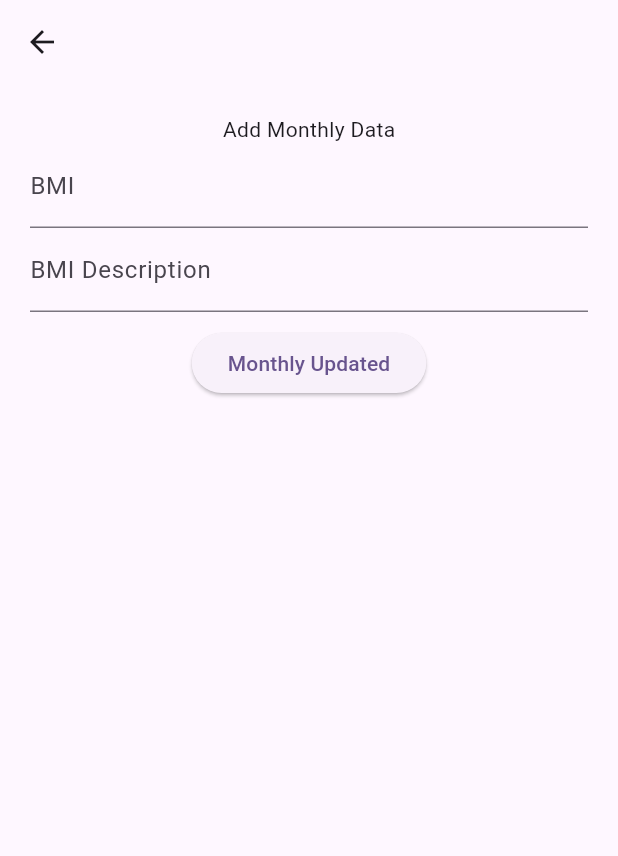
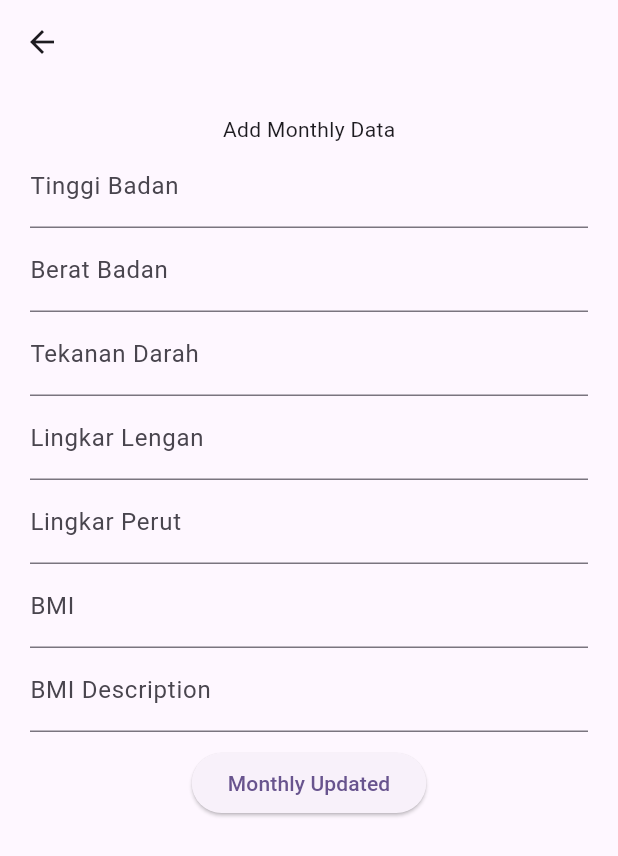
Before and after one commit to MRidhoPS/Posrem_App, a Flutter app: the AddMonthlyData screen opened directly, after a tap on "Monthly Updated", on a phone screen of 412 x 824 dp. Shown: the top 856 px of the screen. Run offline on Flutter 3.47's test engine with Material 3 defaults, Android fonts, the phone set to English and light mode, and no system bars; our stand-ins replace cloud_firestore, firebase_core, google_fonts; accounts and stored records are empty.

Commit message:
fixing monthly and add user

```diff
--- /dev/null
+++ b/lib/components/button_create_user.dart
@@ -0,0 +1,70 @@
+import 'package:flutter/material.dart';
+import 'package:posrem_webapp/controller/input_controller.dart';
+import 'package:posrem_webapp/database/firebase_database.dart';
+import 'package:posrem_webapp/page/home_user.dart';
+import 'package:posrem_webapp/provider/list_provider.dart';
+import 'package:provider/provider.dart';
+
+ElevatedButton submitAddUser(BuildContext context) {
+  return ElevatedButton(
+    onPressed: () {
+      try {
+        DatabaseServices().createUser(
+          nameController.text,
+          genderController.text,
+          bornController.text,
+          religionController.text,
+          addressController.text,
+          educationController.text,
+          phoneNumController.text,
+        );
+
+        context.read<ListProvider>().fethAllUser();
+
+        Navigator.pushReplacement(
+            context,
+            MaterialPageRoute(
+              builder: (context) => const HomePage(),
+            ));
+      } catch (e) {
+        AlertDialog(title: Text(e.toString()));
+      }
+    },
+    child: const Text("Add User"),
+  );
+}
+
+ElevatedButton submitMonthlyData(BuildContext context, id) {
+  return ElevatedButton(
+    onPressed: () {
+      try {
+        DatabaseServices().addMonthlyData(
+          id,
+          tbController.text,
+          bbController.text,
+          tdController.text,
+          lilaController.text,
+          lpController.text,
+          bmiController.text,
+          bmiDescController.text,
+        );
+
+        context.read<ListProvider>().fethAllUser();
+        Navigator.of(context).pushReplacement(MaterialPageRoute(
+          builder: (context) => const HomePage(),
+        ));
+
+        tbController.clear();
+        bbController.clear();
+        tdController.clear();
+        lilaController.clear();
+        lpController.clear();
+        bmiController.clear();
+        bmiDescController.clear();
+      } catch (e) {
+        AlertDialog(title: Text(e.toString()));
+      }
+    },
+    child: const Text("Monthly Updated"),
+  );
+}
--- a/lib/components/widget_list.dart
+++ b/lib/components/widget_list.dart
@@ -33,9 +33,7 @@ class DataUsers extends StatelessWidget {
                       ),
                     );
                   },
-                  trailing: Text(user['id']),
                   title: Text(user['name'] ?? 'No Name'),
-                  subtitle: Text('Marital: ${user['marital'] ?? 'No marital'}'),
                 );
               },
             );
--- a/lib/controller/input_controller.dart
+++ b/lib/controller/input_controller.dart
@@ -1,8 +1,18 @@
 import 'package:flutter/material.dart';
 
 TextEditingController nameController = TextEditingController();
-TextEditingController maritalController = TextEditingController();
+TextEditingController genderController = TextEditingController();
+TextEditingController bornController = TextEditingController();
+TextEditingController religionController = TextEditingController();
+TextEditingController addressController = TextEditingController();
+TextEditingController educationController = TextEditingController();
+TextEditingController phoneNumController = TextEditingController();
 
+
+TextEditingController tbController = TextEditingController();
+TextEditingController bbController = TextEditingController();
+TextEditingController tdController = TextEditingController();
+TextEditingController lilaController = TextEditingController();
+TextEditingController lpController = TextEditingController();
 TextEditingController bmiController = TextEditingController();
 TextEditingController bmiDescController = TextEditingController();
-TextEditingController idController = TextEditingController();
--- a/lib/main.dart
+++ b/lib/main.dart
@@ -2,6 +2,7 @@ import 'package:firebase_core/firebase_core.dart';
 import 'package:flutter/material.dart';
 import 'package:posrem_webapp/firebase_options.dart';
 import 'package:posrem_webapp/page/home_user.dart';
+import 'package:posrem_webapp/provider/detailuser_provider.dart';
 import 'package:posrem_webapp/provider/list_provider.dart';
 import 'package:provider/provider.dart';
 
@@ -16,6 +17,9 @@ void main() async {
       providers: [
         ChangeNotifierProvider(
           create: (context) => ListProvider(),
+        ),
+        ChangeNotifierProvider(
+          create: (context) => DetailuserProvider(),
         )
       ],
       child: const MyApp(),
--- a/lib/page/add_monthlydata_user.dart
+++ b/lib/page/add_monthlydata_user.dart
@@ -1,9 +1,6 @@
 import 'package:flutter/material.dart';
+import 'package:posrem_webapp/components/button_create_user.dart';
 import 'package:posrem_webapp/controller/input_controller.dart';
-import 'package:posrem_webapp/database/firebase_database.dart';
-import 'package:posrem_webapp/page/home_user.dart';
-import 'package:posrem_webapp/provider/list_provider.dart';
-import 'package:provider/provider.dart';
 
 class AddMonthlyData extends StatelessWidget {
   const AddMonthlyData({
@@ -26,6 +23,36 @@ class AddMonthlyData extends StatelessWidget {
             children: [
               const Text('Add Monthly Data'),
               TextFormField(
+                controller: tbController,
+                decoration: const InputDecoration(
+                  label: Text('Tinggi Badan'),
+                ),
+              ),
+              TextFormField(
+                controller: bbController,
+                decoration: const InputDecoration(
+                  label: Text('Berat Badan'),
+                ),
+              ),
+              TextFormField(
+                controller: tdController,
+                decoration: const InputDecoration(
+                  label: Text('Tekanan Darah'),
+                ),
+              ),
+              TextFormField(
+                controller: lilaController,
+                decoration: const InputDecoration(
+                  label: Text('Lingkar Lengan'),
+                ),
+              ),
+              TextFormField(
+                controller: lpController,
+                decoration: const InputDecoration(
+                  label: Text('Lingkar Perut'),
+                ),
+              ),
+              TextFormField(
                 controller: bmiController,
                 decoration: const InputDecoration(
                   label: Text('BMI'),
@@ -40,33 +67,13 @@ class AddMonthlyData extends StatelessWidget {
               const SizedBox(
                 height: 10,
               ),
-              ElevatedButton(
-                onPressed: () {
-                  try {
-                    DatabaseServices().addMonthlyData(
-                      bmiController.text,
-                      bmiDescController.text,
-                      id,
-                    );
-
-                    context.read<ListProvider>().fethAllUser();
-                    Navigator.of(context).pushReplacement(MaterialPageRoute(
-                      builder: (context) => const HomePage(),
-                    ));
-
-                    bmiController.clear();
-                    bmiDescController.clear();
-                    idController.clear();
-                  } catch (e) {
-                    AlertDialog(title: Text(e.toString()));
-                  }
-                },
-                child: const Text("Monthly Updated"),
-              ),
+              submitMonthlyData(context, id),
             ],
           ),
         ),
       ),
     );
   }
+
+
 }
--- /dev/null
+++ b/lib/page/detail_data.dart
@@ -0,0 +1,26 @@
+import 'package:flutter/material.dart';
+
+class DetailData extends StatelessWidget {
+  const DetailData({super.key, required this.data});
+
+  final Map<String, dynamic> data;
+
+  @override
+  Widget build(BuildContext context) {
+    return Scaffold(
+      appBar: AppBar(),
+      body: Column(
+        crossAxisAlignment: CrossAxisAlignment.start,
+        children: [
+          Text('Tinggi Badan: ${data['tb']}'),
+          Text('Berat Badan: ${data['bb']}'),
+          Text('Tekanan Darah: ${data['td']}'),
+          Text('Lingkar Lengan: ${data['lila']}'),
+          Text('Lingkar Perut: ${data['lp']}'),
+          Text('Bmi: ${data['bmi']}'),
+          Text('Bmi Description: ${data['bmiDesc']}'),
+        ],
+      ),
+    );
+  }
+}
--- a/lib/page/home_user.dart
+++ b/lib/page/home_user.dart
@@ -28,7 +28,7 @@ class _HomePageState extends State<HomePage> {
         Navigator.push(
             context,
             MaterialPageRoute(
-              builder: (context) => AddUser(),
+              builder: (context) => const AddUser(),
             ));
       }),
     );
```
Also changed, not shown: lib/components/button_submit.dart (+51 -53 lines), lib/controller/formatter.dart (added, +10 -0 lines), lib/database/firebase_database.dart (+67 -32 lines), lib/page/add_user.dart (+38 -29 lines), lib/page/detail_user.dart (+23 -21 lines).
